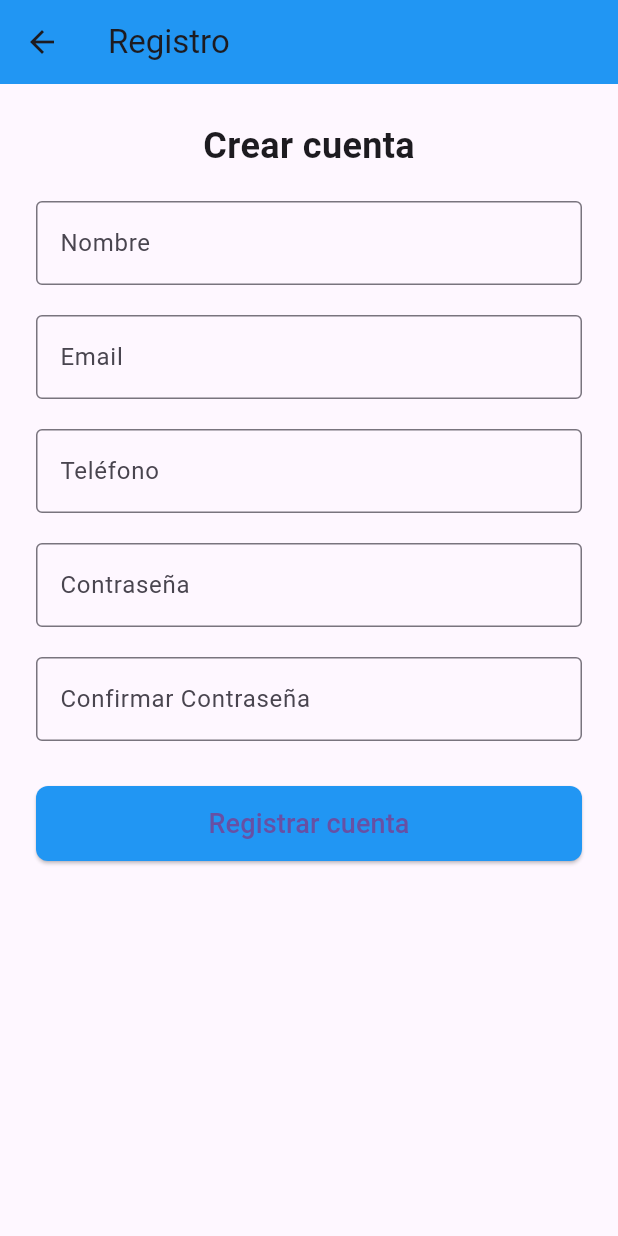
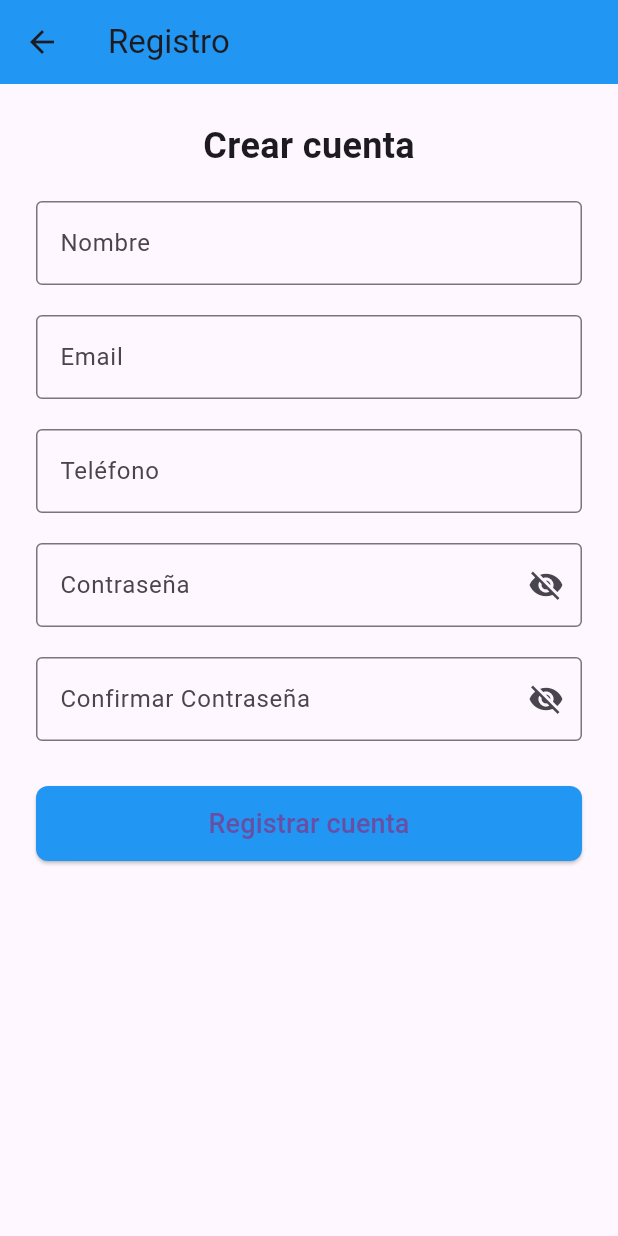
Before and after one commit to jehnson15/loginapp, a Flutter app: the screen it shows after launch, after a tap on "Registrar", on a phone screen of 412 x 824 dp. Run offline on Flutter 3.47's test engine with Material 3 defaults, Android fonts, the phone set to English and light mode, and no system bars.

Commit message:
Verificacion en la Pantalla Login

```diff
--- a/lib/main.dart
+++ b/lib/main.dart
@@ -2,15 +2,18 @@ import 'package:flutter/material.dart';
 import 'screens/login_screen.dart';
 
 void main() {
-  runApp(MyApp());
+  runApp(const MyApp());
 }
 
 class MyApp extends StatelessWidget {
+  const MyApp({super.key});
+
   @override
   Widget build(BuildContext context) {
     return MaterialApp(
       debugShowCheckedModeBanner: false,
-      home: LoginScreen(),
+      theme: ThemeData.light(),
+      home: const LoginScreen(),
     );
   }
 }
--- a/lib/screens/login_screen.dart
+++ b/lib/screens/login_screen.dart
@@ -1,78 +1,127 @@
 import 'package:flutter/material.dart';
+import 'package:loginapp/services/user_database.dart';
 import 'register_screen.dart';
+import 'index_screen.dart'; // Importamos la nueva pantalla IndexScreen
 
-class LoginScreen extends StatelessWidget {
+class LoginScreen extends StatefulWidget {
+  const LoginScreen({super.key});
+
+  @override
+  _LoginScreenState createState() => _LoginScreenState();
+}
+
+class _LoginScreenState extends State<LoginScreen> {
+  final TextEditingController emailController = TextEditingController();
+  final TextEditingController passwordController = TextEditingController();
+  bool _passwordVisible = false;
+
+  void _login() {
+    final email = emailController.text;
+    final password = passwordController.text;
+
+    if (UserDatabase().loginUser(email, password)) {
+      ScaffoldMessenger.of(context).showSnackBar(
+        const SnackBar(content: Text('Inicio de sesión exitoso')),
+      );
+      Navigator.pushReplacement(
+        context,
+        MaterialPageRoute(builder: (context) => const IndexScreen()),
+      );
+    } else {
+      ScaffoldMessenger.of(context).showSnackBar(
+        const SnackBar(content: Text('Correo o contraseña incorrectos')),
+      );
+    }
+  }
+
   @override
   Widget build(BuildContext context) {
     return Scaffold(
-      backgroundColor: Colors.grey[200],
-      body: Center(
+      appBar: AppBar(
+        title: const Text('Iniciar sesión'),
+        backgroundColor: Colors.blue,
+      ),
+      body: SingleChildScrollView(
         child: Padding(
           padding: const EdgeInsets.all(24.0),
           child: Column(
             mainAxisAlignment: MainAxisAlignment.center,
-            mainAxisSize: MainAxisSize.min,
             children: [
-              CircleAvatar(
-                radius: 30,
-                backgroundColor: Colors.grey[300],
-                child: Icon(Icons.person, size: 30, color: Colors.grey[500]),
+              // Logo opcional
+              Image.asset(
+                'assets/images/logo.png',
+                height: 120,
+                fit: BoxFit.contain,
               ),
-              SizedBox(height: 30),
-              Text(
-                'Iniciar sesión',
+              const SizedBox(height: 30),
+              const Text(
+                'Bienvenido',
                 style: TextStyle(fontSize: 24, fontWeight: FontWeight.bold),
               ),
-              SizedBox(height: 20),
+              const SizedBox(height: 20),
               TextField(
-                decoration: InputDecoration(
+                controller: emailController,
+                decoration: const InputDecoration(
                   labelText: 'Email',
                   hintText: 'Ingrese su correo',
                   border: OutlineInputBorder(),
+                  prefixIcon: Icon(Icons.email),
                 ),
               ),
-              SizedBox(height: 20),
+              const SizedBox(height: 20),
               TextField(
-                obscureText: true,
+                controller: passwordController,
+                obscureText: !_passwordVisible,
                 decoration: InputDecoration(
                   labelText: 'Contraseña',
                   hintText: 'Ingrese su contraseña',
-                  border: OutlineInputBorder(),
+                  border: const OutlineInputBorder(),
+                  prefixIcon: const Icon(Icons.lock),
+                  suffixIcon: IconButton(
+                    icon: Icon(
+                      _passwordVisible
+                          ? Icons.visibility
+                          : Icons.visibility_off,
+                    ),
+                    onPressed: () {
+                      setState(() {
+                        _passwordVisible = !_passwordVisible;
+                      });
+                    },
+                  ),
                 ),
               ),
-              SizedBox(height: 30),
+              const SizedBox(height: 30),
               ElevatedButton(
-                onPressed: () {},
+                onPressed: _login,
                 style: ElevatedButton.styleFrom(
-                  minimumSize: Size(double.infinity, 50),
+                  minimumSize: const Size(double.infinity, 50),
                   shape: RoundedRectangleBorder(
                     borderRadius: BorderRadius.circular(8),
                   ),
                   backgroundColor: Colors.blue,
                 ),
-                child: Text(
+                child: const Text(
                   'Iniciar sesión',
                   style: TextStyle(fontSize: 18),
                 ),
               ),
-              SizedBox(height: 20),
+              const SizedBox(height: 20),
               TextButton(
                 onPressed: () {
                   Navigator.push(
                     context,
-                    MaterialPageRoute(builder: (context) => RegisterScreen()),
+                    MaterialPageRoute(
+                      builder: (context) => const RegisterScreen(),
+                    ),
                   );
                 },
-                child: Text(
+                child: const Text(
                   'Registrar',
-                  style: TextStyle(fontSize: 16, fontWeight: FontWeight.bold),
-                ),
-                style: TextButton.styleFrom(
-                  foregroundColor: Colors.black,
-                  minimumSize: Size(100, 40),
-                  shape: RoundedRectangleBorder(
-                    borderRadius: BorderRadius.circular(20),
-                    side: BorderSide(color: Colors.black),
+                  style: TextStyle(
+                    fontSize: 16,
+                    fontWeight: FontWeight.bold,
+                    color: Colors.blue,
                   ),
                 ),
               ),
--- a/lib/screens/register_screen.dart
+++ b/lib/screens/register_screen.dart
@@ -1,12 +1,14 @@
 import 'package:flutter/material.dart';
+import 'package:loginapp/services/user_database.dart';
 
 class RegisterScreen extends StatefulWidget {
+  const RegisterScreen({super.key});
+
   @override
   _RegisterScreenState createState() => _RegisterScreenState();
 }
 
 class _RegisterScreenState extends State<RegisterScreen> {
-  final _formKey = GlobalKey<FormState>();
   final TextEditingController _nameController = TextEditingController();
   final TextEditingController _emailController = TextEditingController();
   final TextEditingController _phoneController = TextEditingController();
@@ -14,11 +16,15 @@ class _RegisterScreenState extends State<RegisterScreen> {
   final TextEditingController _confirmPasswordController =
       TextEditingController();
 
+  bool _passwordVisible = false; // Estado para mostrar/ocultar la contraseña
+  bool _confirmPasswordVisible =
+      false; // Estado para mostrar/ocultar confirmar contraseña
+
   void _showSnackBar(String message) {
     ScaffoldMessenger.of(context).showSnackBar(
       SnackBar(
         content: Text(message),
-        duration: Duration(seconds: 2),
+        duration: const Duration(seconds: 2),
       ),
     );
   }
@@ -29,14 +35,9 @@ class _RegisterScreenState extends State<RegisterScreen> {
       return false;
     }
     final emailPattern = RegExp(r'^[\w\.-]+@unah(\.edu)?\.hn$');
-    if (!_emailController.text.contains('@') ||
-        !emailPattern.hasMatch(_emailController.text)) {
+    if (!emailPattern.hasMatch(_emailController.text)) {
       _showSnackBar(
           'Ingrese un correo válido con dominio unah.edu.hn o unah.hn');
-      return false;
-    }
-    if (_emailController.text.split('@').length != 2) {
-      _showSnackBar('El correo debe contener solo una @');
       return false;
     }
     final phonePattern = RegExp(r'^[39][0-9]{7}$');
@@ -59,10 +60,12 @@ class _RegisterScreenState extends State<RegisterScreen> {
 
   void _submitForm() {
     if (_validateForm()) {
-      print('Nombre: ${_nameController.text}');
-      print('Correo: ${_emailController.text}');
-      print('Teléfono: ${_phoneController.text}');
-      print('Contraseña: ${_passwordController.text}');
+      UserDatabase().registerUser(
+        _emailController.text,
+        _passwordController.text,
+      );
+      _showSnackBar('Registro exitoso');
+      Navigator.pop(context); // Regresa a la pantalla de inicio de sesión
     }
   }
 
@@ -70,80 +73,101 @@ class _RegisterScreenState extends State<RegisterScreen> {
   Widget build(BuildContext context) {
     return Scaffold(
       appBar: AppBar(
-        title: Text('Registro'),
+        title: const Text('Registro'),
         backgroundColor: Colors.blue,
       ),
       body: Padding(
         padding: const EdgeInsets.all(24.0),
         child: Form(
-          key: _formKey,
           child: Column(
-            mainAxisAlignment: MainAxisAlignment.center,
-            mainAxisSize: MainAxisSize.min,
             children: [
-              Text(
+              const Text(
                 'Crear cuenta',
                 style: TextStyle(fontSize: 24, fontWeight: FontWeight.bold),
               ),
-              SizedBox(height: 20),
-              TextFormField(
+              const SizedBox(height: 20),
+              TextField(
                 controller: _nameController,
-                decoration: InputDecoration(
+                decoration: const InputDecoration(
                   labelText: 'Nombre',
                   hintText: 'Ingrese su nombre',
                   border: OutlineInputBorder(),
                 ),
               ),
-              SizedBox(height: 20),
-              TextFormField(
+              const SizedBox(height: 20),
+              TextField(
                 controller: _emailController,
-                decoration: InputDecoration(
+                decoration: const InputDecoration(
                   labelText: 'Email',
                   hintText: 'Ingrese su correo',
                   border: OutlineInputBorder(),
                 ),
               ),
-              SizedBox(height: 20),
-              TextFormField(
+              const SizedBox(height: 20),
+              TextField(
                 controller: _phoneController,
-                decoration: InputDecoration(
+                decoration: const InputDecoration(
                   labelText: 'Teléfono',
                   hintText: 'Ingrese su teléfono',
                   border: OutlineInputBorder(),
                 ),
                 keyboardType: TextInputType.phone,
               ),
-              SizedBox(height: 20),
-              TextFormField(
+              const SizedBox(height: 20),
+              TextField(
                 controller: _passwordController,
-                obscureText: true,
+                obscureText: !_passwordVisible,
                 decoration: InputDecoration(
                   labelText: 'Contraseña',
                   hintText: 'Ingrese su contraseña',
-                  border: OutlineInputBorder(),
+                  border: const OutlineInputBorder(),
+                  suffixIcon: IconButton(
+                    icon: Icon(
+                      _passwordVisible
+                          ? Icons.visibility
+                          : Icons.visibility_off,
+                    ),
+                    onPressed: () {
+                      setState(() {
+                        _passwordVisible = !_passwordVisible;
+                      });
+                    },
+                  ),
                 ),
               ),
-              SizedBox(height: 20),
-              TextFormField(
+              const SizedBox(height: 20),
+              TextField(
                 controller: _confirmPasswordController,
-                obscureText: true,
+                obscureText: !_confirmPasswordVisible,
                 decoration: InputDecoration(
                   labelText: 'Confirmar Contraseña',
                   hintText: 'Repita su contraseña',
-                  border: OutlineInputBorder(),
+                  border: const OutlineInputBorder(),
+                  suffixIcon: IconButton(
+                    icon: Icon(
+                      _confirmPasswordVisible
+                          ? Icons.visibility
+                          : Icons.visibility_off,
+                    ),
+                    onPressed: () {
+                      setState(() {
+                        _confirmPasswordVisible = !_confirmPasswordVisible;
+                      });
+                    },
+                  ),
                 ),
               ),
-              SizedBox(height: 30),
+              const SizedBox(height: 30),
               ElevatedButton(
                 onPressed: _submitForm,
                 style: ElevatedButton.styleFrom(
-                  minimumSize: Size(double.infinity, 50),
+                  minimumSize: const Size(double.infinity, 50),
                   shape: RoundedRectangleBorder(
                     borderRadius: BorderRadius.circular(8),
                   ),
                   backgroundColor: Colors.blue,
                 ),
-                child: Text(
+                child: const Text(
                   'Registrar cuenta',
                   style: TextStyle(fontSize: 18),
                 ),
--- /dev/null
+++ b/lib/services/user_database.dart
@@ -0,0 +1,18 @@
+class UserDatabase {
+  static final UserDatabase _instance = UserDatabase._internal();
+  final Map<String, String> _users = {};
+
+  UserDatabase._internal();
+
+  factory UserDatabase() {
+    return _instance;
+  }
+
+  void registerUser(String email, String password) {
+    _users[email] = password;
+  }
+
+  bool loginUser(String email, String password) {
+    return _users[email] == password;
+  }
+}
```
Also changed, not shown: lib/screens/index_screen.dart (added, +42 -0 lines), pubspec.yaml (+11 -71 lines), lib/assets/images/logo.png (added), pubspec.lock.
